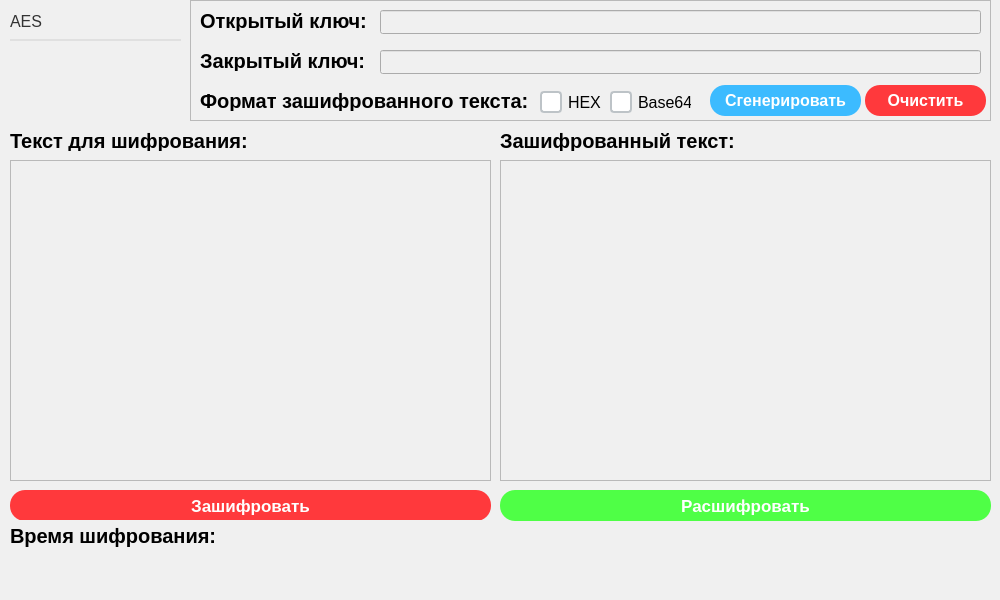
First picture: the form in ClientInterface.ui, repository 1pavesh1/QtCryptoAlgorithms, before the edit.
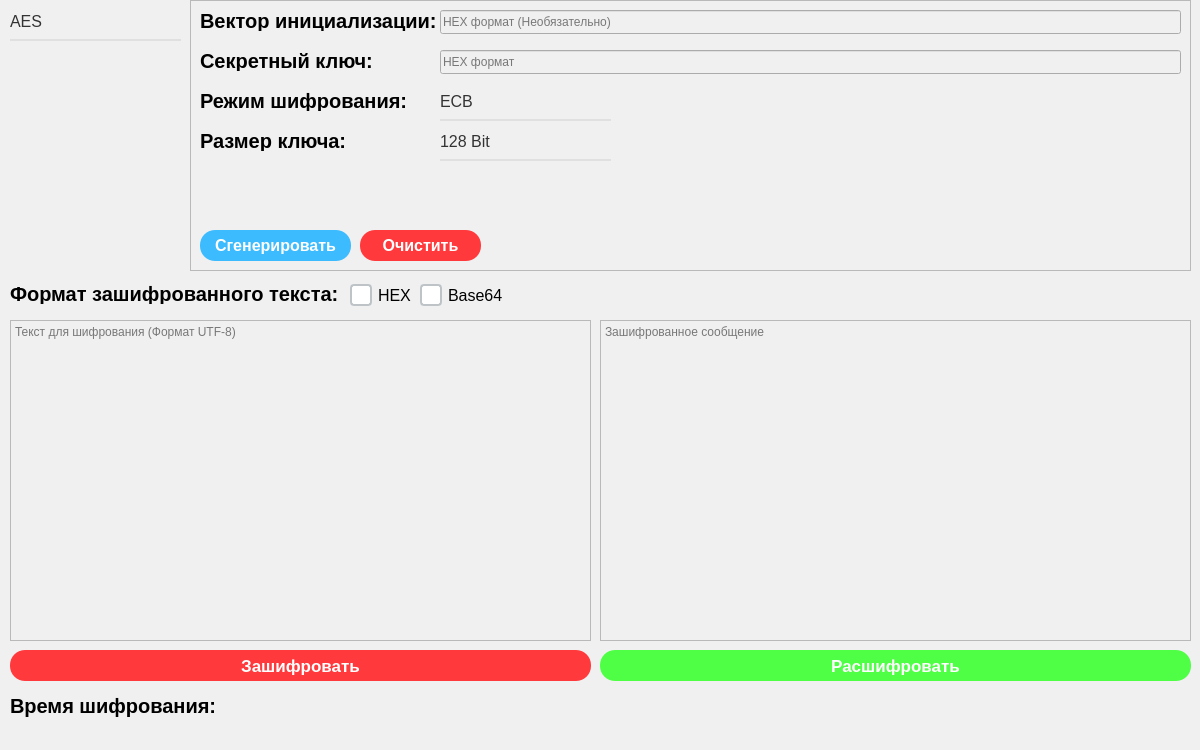
Second picture: the form after the edit.

```diff
--- a/ClientInterface.ui
+++ b/ClientInterface.ui
@@ -6,8 +6,8 @@
    <rect>
     <x>0</x>
     <y>0</y>
-    <width>1000</width>
-    <height>600</height>
+    <width>1200</width>
+    <height>750</height>
    </rect>
   </property>
   <property name="windowTitle">
@@ -103,8 +103,8 @@
     <property name="geometry">
      <rect>
       <x>10</x>
-      <y>490</y>
-      <width>481</width>
+      <y>650</y>
+      <width>581</width>
       <height>31</height>
      </rect>
     </property>
@@ -141,8 +141,8 @@
      <rect>
       <x>190</x>
       <y>0</y>
-      <width>801</width>
-      <height>121</height>
+      <width>1001</width>
+      <height>271</height>
      </rect>
     </property>
     <property name="frameShape">
@@ -151,143 +151,6 @@
     <property name="frameShadow">
      <enum>QFrame::Shadow::Raised</enum>
     </property>
-    <widget class="QLabel" name="formatOutLabel">
-     <property name="geometry">
-      <rect>
-       <x>10</x>
-       <y>90</y>
-       <width>331</width>
-       <height>21</height>
-      </rect>
-     </property>
-     <property name="font">
-      <font>
-       <family>Arial</family>
-       <pointsize>15</pointsize>
-       <bold>true</bold>
-      </font>
-     </property>
-     <property name="styleSheet">
-      <string notr="true">QLabel
-{
-	color: black;
-}</string>
-     </property>
-     <property name="text">
-      <string>Формат зашифрованного текста:</string>
-     </property>
-    </widget>
-    <widget class="QCheckBox" name="formatHEXCheckBox">
-     <property name="geometry">
-      <rect>
-       <x>350</x>
-       <y>87</y>
-       <width>61</width>
-       <height>31</height>
-      </rect>
-     </property>
-     <property name="font">
-      <font>
-       <family>Arial</family>
-       <pointsize>12</pointsize>
-       <bold>false</bold>
-      </font>
-     </property>
-     <property name="cursor">
-      <cursorShape>PointingHandCursor</cursorShape>
-     </property>
-     <property name="styleSheet">
-      <string notr="true">QCheckBox 
-{
-	color: blackl
-}
-
-QCheckBox::indicator {
-    width: 18px;
-    height: 18px;
-    border: 2px solid #bdc3c7;
-    border-radius: 4px;
-    background: white;
-}
-
-QCheckBox::indicator:hover {
-    border: 2px solid #3498db;
-}
-
-QCheckBox::indicator:checked {
-    background: #3498db;
-    border: 2px solid #3498db;
-}
-
-QCheckBox::indicator:checked:disabled {
-    background: #95a5a6;
-    border: 2px solid #bdc3c7;
-}
-
-QCheckBox::indicator:disabled {
-    background: #ecf0f1;
-    border: 2px solid #bdc3c7;
-}</string>
-     </property>
-     <property name="text">
-      <string>HEX</string>
-     </property>
-    </widget>
-    <widget class="QCheckBox" name="formatBase64CheckBox">
-     <property name="geometry">
-      <rect>
-       <x>420</x>
-       <y>87</y>
-       <width>81</width>
-       <height>31</height>
-      </rect>
-     </property>
-     <property name="font">
-      <font>
-       <family>Arial</family>
-       <pointsize>12</pointsize>
-      </font>
-     </property>
-     <property name="cursor">
-      <cursorShape>PointingHandCursor</cursorShape>
-     </property>
-     <property name="styleSheet">
-      <string notr="true">QCheckBox 
-{
-	color: blackl
-}
-
-QCheckBox::indicator {
-    width: 18px;
-    height: 18px;
-    border: 2px solid #bdc3c7;
-    border-radius: 4px;
-    background: white;
-}
-
-QCheckBox::indicator:hover {
-    border: 2px solid #3498db;
-}
-
-QCheckBox::indicator:checked {
-    background: #3498db;
-    border: 2px solid #3498db;
-}
-
-QCheckBox::indicator:checked:disabled {
-    background: #95a5a6;
-    border: 2px solid #bdc3c7;
-}
-
-QCheckBox::indicator:disabled {
-    background: #ecf0f1;
-    border: 2px solid #bdc3c7;
-}</string>
-     </property>
-     <property name="text">
-      <string>Base64</string>
-     </property>
-    </widget>
     <widget class="QLabel" name="openKeyLabel">
      <property name="geometry">
       <rect>
@@ -345,26 +208,32 @@
       <rect>
        <x>190</x>
        <y>10</y>
-       <width>601</width>
+       <width>801</width>
        <height>24</height>
       </rect>
      </property>
+     <property name="placeholderText">
+      <string>HEX формат</string>
+     </property>
     </widget>
     <widget class="QLineEdit" name="closeKeyRSALineEdit">
      <property name="geometry">
       <rect>
        <x>190</x>
        <y>50</y>
-       <width>601</width>
+       <width>801</width>
        <height>24</height>
       </rect>
      </property>
+     <property name="placeholderText">
+      <string>HEX формат</string>
+     </property>
     </widget>
     <widget class="QPushButton" name="generateRSAKeyPushButton">
      <property name="geometry">
       <rect>
-       <x>520</x>
-       <y>85</y>
+       <x>10</x>
+       <y>230</y>
        <width>151</width>
        <height>31</height>
       </rect>
@@ -400,8 +269,8 @@
     <widget class="QPushButton" name="clearRSAKeysPushButton">
      <property name="geometry">
       <rect>
-       <x>675</x>
-       <y>85</y>
+       <x>170</x>
+       <y>230</y>
        <width>121</width>
        <height>31</height>
       </rect>
@@ -434,13 +303,372 @@
       <string>Очистить</string>
      </property>
     </widget>
+    <widget class="QFrame" name="aesInfoFrame">
+     <property name="geometry">
+      <rect>
+       <x>0</x>
+       <y>0</y>
+       <width>1001</width>
+       <height>271</height>
+      </rect>
+     </property>
+     <property name="frameShape">
+      <enum>QFrame::Shape::StyledPanel</enum>
+     </property>
+     <property name="frameShadow">
+      <enum>QFrame::Shadow::Raised</enum>
+     </property>
+     <widget class="QLabel" name="IVLabel">
+      <property name="geometry">
+       <rect>
+        <x>10</x>
+        <y>10</y>
+        <width>241</width>
+        <height>21</height>
+       </rect>
+      </property>
+      <property name="font">
+       <font>
+        <family>Arial</family>
+        <pointsize>15</pointsize>
+        <bold>true</bold>
+       </font>
+      </property>
+      <property name="styleSheet">
+       <string notr="true">QLabel
+{
+	color: black;
+}</string>
+      </property>
+      <property name="text">
+       <string>Вектор инициализации:</string>
+      </property>
+     </widget>
+     <widget class="QLabel" name="secretKeyLabel">
+      <property name="geometry">
+       <rect>
+        <x>10</x>
+        <y>50</y>
+        <width>171</width>
+        <height>21</height>
+       </rect>
+      </property>
+      <property name="font">
+       <font>
+        <family>Arial</family>
+        <pointsize>15</pointsize>
+        <bold>true</bold>
+       </font>
+      </property>
+      <property name="styleSheet">
+       <string notr="true">QLabel
+{
+	color: black;
+}</string>
+      </property>
+      <property name="text">
+       <string>Секретный ключ: </string>
+      </property>
+     </widget>
+     <widget class="QLineEdit" name="IVLineEdit">
+      <property name="geometry">
+       <rect>
+        <x>250</x>
+        <y>10</y>
+        <width>741</width>
+        <height>24</height>
+       </rect>
+      </property>
+      <property name="placeholderText">
+       <string>HEX формат (Необязательно)</string>
+      </property>
+     </widget>
+     <widget class="QLineEdit" name="secretKeyLineEdit">
+      <property name="geometry">
+       <rect>
+        <x>250</x>
+        <y>50</y>
+        <width>741</width>
+        <height>24</height>
+       </rect>
+      </property>
+      <property name="placeholderText">
+       <string>HEX формат</string>
+      </property>
+     </widget>
+     <widget class="QPushButton" name="generateAESKeyAndIVPushButton">
+      <property name="geometry">
+       <rect>
+        <x>10</x>
+        <y>230</y>
+        <width>151</width>
+        <height>31</height>
+       </rect>
+      </property>
+      <property name="font">
+       <font>
+        <family>Arial</family>
+        <pointsize>12</pointsize>
+        <bold>true</bold>
+       </font>
+      </property>
+      <property name="cursor">
+       <cursorShape>PointingHandCursor</cursorShape>
+      </property>
+      <property name="styleSheet">
+       <string notr="true">QPushButton
+{
+	background-color: rgb(60, 187, 255);
+	color: white;
+	border: none;
+	border-radius: 15px;
+}
+
+QPushButton::hover
+{
+	background-color: rgb(103, 255, 245);
+}</string>
+      </property>
+      <property name="text">
+       <string>Сгенерировать</string>
+      </property>
+     </widget>
+     <widget class="QPushButton" name="clearAESKeyAndIVPushButton">
+      <property name="geometry">
+       <rect>
+        <x>170</x>
+        <y>230</y>
+        <width>121</width>
+        <height>31</height>
+       </rect>
+      </property>
+      <property name="font">
+       <font>
+        <family>Arial</family>
+        <pointsize>12</pointsize>
+        <bold>true</bold>
+       </font>
+      </property>
+      <property name="cursor">
+       <cursorShape>PointingHandCursor</cursorShape>
+      </property>
+      <property name="styleSheet">
+       <string notr="true">QPushButton
+{
+	background-color: rgb(255, 57, 60);
+	color: white;
+	border: none;
+	border-radius: 15px;
+}
+
+QPushButton::hover
+{
+	background-color: rgb(255, 105, 108);
+}</string>
+      </property>
+      <property name="text">
+       <string>Очистить</string>
+      </property>
+     </widget>
+     <widget class="QComboBox" name="sizeSecretKetQComboBox">
+      <property name="geometry">
+       <rect>
+        <x>250</x>
+        <y>120</y>
+        <width>171</width>
+        <height>41</height>
+       </rect>
+      </property>
+      <property name="font">
+       <font>
+        <family>Arial</family>
+        <pointsize>-1</pointsize>
+       </font>
+      </property>
+      <property name="cursor">
+       <cursorShape>PointingHandCursor</cursorShape>
+      </property>
+      <property name="styleSheet">
+       <string notr="true">QComboBox 
+{
+    border: none;
+    border-bottom: 2px solid #e0e0e0;
+    padding: 12px 0px 8px 0px;
+    background: transparent;
+    color: #333;
+    font-size: 16px;
+}
+
+QComboBox:focus
+{
+    border-bottom-color: #3f51b5;
+}
+
+QComboBox::drop-down 
+{
+    border: none;
+    width: 0px;
+}
+
+QComboBox::down-arrow {
+    width: 0px;
+	height: 0px;
+}
+
+QComboBox QAbstractItemView 
+{
+    border: none;
+    background: white;
+    selection-background-color: #3f51b5;
+    selection-color: white;
+    font-size: 14px;
+    padding: 8px;
+    border-radius: 4px;
+}</string>
+      </property>
+      <item>
+       <property name="text">
+        <string>128 Bit</string>
+       </property>
+      </item>
+      <item>
+       <property name="text">
+        <string>192 Bit</string>
+       </property>
+      </item>
+      <item>
+       <property name="text">
+        <string>256 Bit</string>
+       </property>
+      </item>
+     </widget>
+     <widget class="QLabel" name="secretKeyLabel_2">
+      <property name="geometry">
+       <rect>
+        <x>10</x>
+        <y>130</y>
+        <width>151</width>
+        <height>21</height>
+       </rect>
+      </property>
+      <property name="font">
+       <font>
+        <family>Arial</family>
+        <pointsize>15</pointsize>
+        <bold>true</bold>
+       </font>
+      </property>
+      <property name="styleSheet">
+       <string notr="true">QLabel
+{
+	color: black;
+}</string>
+      </property>
+      <property name="text">
+       <string>Размер ключа: </string>
+      </property>
+     </widget>
+     <widget class="QLabel" name="secretKeyLabel_3">
+      <property name="geometry">
+       <rect>
+        <x>10</x>
+        <y>90</y>
+        <width>211</width>
+        <height>21</height>
+       </rect>
+      </property>
+      <property name="font">
+       <font>
+        <family>Arial</family>
+        <pointsize>15</pointsize>
+        <bold>true</bold>
+       </font>
+      </property>
+      <property name="styleSheet">
+       <string notr="true">QLabel
+{
+	color: black;
+}</string>
+      </property>
+      <property name="text">
+       <string>Режим шифрования: </string>
+      </property>
+     </widget>
+     <widget class="QComboBox" name="operationModeQComboBox">
+      <property name="geometry">
+       <rect>
+        <x>250</x>
+        <y>80</y>
+        <width>171</width>
+        <height>41</height>
+       </rect>
+      </property>
+      <property name="font">
+       <font>
+        <family>Arial</family>
+        <pointsize>-1</pointsize>
+       </font>
+      </property>
+      <property name="cursor">
+       <cursorShape>PointingHandCursor</cursorShape>
+      </property>
+      <property name="styleSheet">
+       <string notr="true">QComboBox 
+{
+    border: none;
+    border-bottom: 2px solid #e0e0e0;
+    padding: 12px 0px 8px 0px;
+    background: transparent;
+    color: #333;
+    font-size: 16px;
+}
+
+QComboBox:focus
+{
+    border-bottom-color: #3f51b5;
+}
+
+QComboBox::drop-down 
+{
+    border: none;
+    width: 0px;
+}
+
+QComboBox::down-arrow {
+    width: 0px;
+	height: 0px;
+}
+
+QComboBox QAbstractItemView 
+{
+    border: none;
+    background: white;
+    selection-background-color: #3f51b5;
+    selection-color: white;
+    font-size: 14px;
+    padding: 8px;
+    border-radius: 4px;
+}</string>
+      </property>
+      <item>
+       <property name="text">
+        <string>ECB</string>
+       </property>
+      </item>
+      <item>
+       <property name="text">
+        <string>CBC</string>
+       </property>
+      </item>
+     </widget>
+    </widget>
    </widget>
    <widget class="QLabel" name="timeToCrypt">
     <property name="geometry">
      <rect>
       <x>10</x>
-      <y>520</y>
-      <width>981</width>
+      <y>690</y>
+      <width>1181</width>
       <height>31</height>
      </rect>
     </property>
@@ -455,52 +683,12 @@
      <string>Время шифрования:</string>
     </property>
    </widget>
-   <widget class="QLabel" name="textToCrypt">
-    <property name="geometry">
-     <rect>
-      <x>10</x>
-      <y>130</y>
-      <width>481</width>
-      <height>21</height>
-     </rect>
-    </property>
-    <property name="font">
-     <font>
-      <family>Arial</family>
-      <pointsize>15</pointsize>
-      <bold>true</bold>
-     </font>
-    </property>
-    <property name="text">
-     <string>Текст для шифрования:</string>
-    </property>
-   </widget>
-   <widget class="QLabel" name="textCrypt">
-    <property name="geometry">
-     <rect>
-      <x>500</x>
-      <y>130</y>
-      <width>491</width>
-      <height>21</height>
-     </rect>
-    </property>
-    <property name="font">
-     <font>
-      <family>Arial</family>
-      <pointsize>15</pointsize>
-      <bold>true</bold>
-     </font>
-    </property>
-    <property name="text">
-     <string>Зашифрованный текст:</string>
-    </property>
-   </widget>
    <widget class="QPushButton" name="fromCryptPushButton">
     <property name="geometry">
      <rect>
-      <x>500</x>
-      <y>490</y>
-      <width>491</width>
+      <x>600</x>
+      <y>650</y>
+      <width>591</width>
       <height>31</height>
      </rect>
     </property>
@@ -536,20 +724,163 @@
     <property name="geometry">
      <rect>
       <x>10</x>
-      <y>160</y>
-      <width>481</width>
+      <y>320</y>
+      <width>581</width>
       <height>321</height>
      </rect>
     </property>
+    <property name="placeholderText">
+     <string>Текст для шифрования (Формат UTF-8)</string>
+    </property>
    </widget>
    <widget class="QPlainTextEdit" name="decryptDataPlainTextEdit">
     <property name="geometry">
      <rect>
-      <x>500</x>
-      <y>160</y>
-      <width>491</width>
+      <x>600</x>
+      <y>320</y>
+      <width>591</width>
       <height>321</height>
      </rect>
+    </property>
+    <property name="placeholderText">
+     <string>Зашифрованное сообщение</string>
+    </property>
+   </widget>
+   <widget class="QLabel" name="formatOutLabel">
+    <property name="geometry">
+     <rect>
+      <x>10</x>
+      <y>283</y>
+      <width>331</width>
+      <height>21</height>
+     </rect>
+    </property>
+    <property name="font">
+     <font>
+      <family>Arial</family>
+      <pointsize>15</pointsize>
+      <bold>true</bold>
+     </font>
+    </property>
+    <property name="styleSheet">
+     <string notr="true">QLabel
+{
+	color: black;
+}</string>
+    </property>
+    <property name="text">
+     <string>Формат зашифрованного текста:</string>
+    </property>
+   </widget>
+   <widget class="QCheckBox" name="formatHEXCheckBox">
+    <property name="geometry">
+     <rect>
+      <x>350</x>
+      <y>280</y>
+      <width>61</width>
+      <height>31</height>
+     </rect>
+    </property>
+    <property name="font">
+     <font>
+      <family>Arial</family>
+      <pointsize>12</pointsize>
+      <bold>false</bold>
+     </font>
+    </property>
+    <property name="cursor">
+     <cursorShape>PointingHandCursor</cursorShape>
+    </property>
+    <property name="styleSheet">
+     <string notr="true">QCheckBox 
+{
+	color: blackl
+}
+
+QCheckBox::indicator {
+    width: 18px;
+    height: 18px;
+    border: 2px solid #bdc3c7;
+    border-radius: 4px;
+    background: white;
+}
+
+QCheckBox::indicator:hover {
+    border: 2px solid #3498db;
+}
+
+QCheckBox::indicator:checked {
+    background: #3498db;
+    border: 2px solid #3498db;
+}
+
+QCheckBox::indicator:checked:disabled {
+    background: #95a5a6;
+    border: 2px solid #bdc3c7;
+}
+
+QCheckBox::indicator:disabled {
+    background: #ecf0f1;
+    border: 2px solid #bdc3c7;
+}</string>
+    </property>
+    <property name="text">
+     <string>HEX</string>
+    </property>
+   </widget>
+   <widget class="QCheckBox" name="formatBase64CheckBox">
+    <property name="geometry">
+     <rect>
+      <x>420</x>
+      <y>280</y>
+      <width>91</width>
+      <height>31</height>
+     </rect>
+    </property>
+    <property name="font">
+     <font>
+      <family>Arial</family>
+      <pointsize>12</pointsize>
+     </font>
+    </property>
+    <property name="cursor">
+     <cursorShape>PointingHandCursor</cursorShape>
+    </property>
+    <property name="styleSheet">
+     <string notr="true">QCheckBox 
+{
+	color: blackl
+}
+
+QCheckBox::indicator {
+    width: 18px;
+    height: 18px;
+    border: 2px solid #bdc3c7;
+    border-radius: 4px;
+    background: white;
+}
+
+QCheckBox::indicator:hover {
+    border: 2px solid #3498db;
+}
+
+QCheckBox::indicator:checked {
+    background: #3498db;
+    border: 2px solid #3498db;
+}
+
+QCheckBox::indicator:checked:disabled {
+    background: #95a5a6;
+    border: 2px solid #bdc3c7;
+}
+
+QCheckBox::indicator:disabled {
+    background: #ecf0f1;
+    border: 2px solid #bdc3c7;
+}</string>
+    </property>
+    <property name="text">
+     <string>Base64</string>
     </property>
    </widget>
   </widget>
```
Left out of the diff: 2 changed lines with no effect on the pictures.
